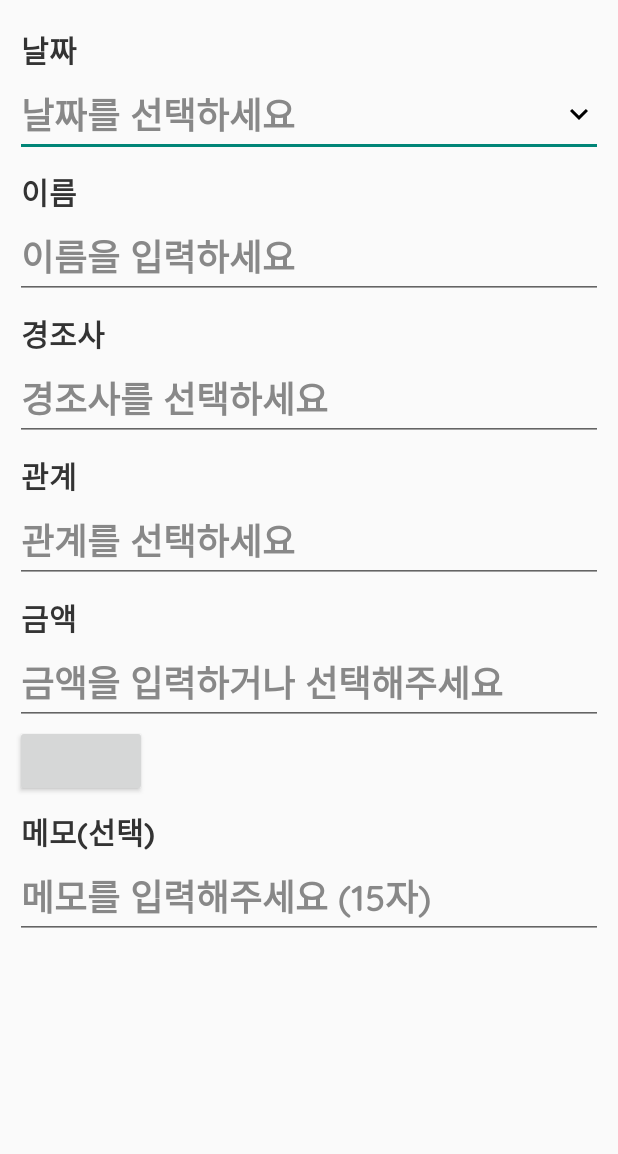
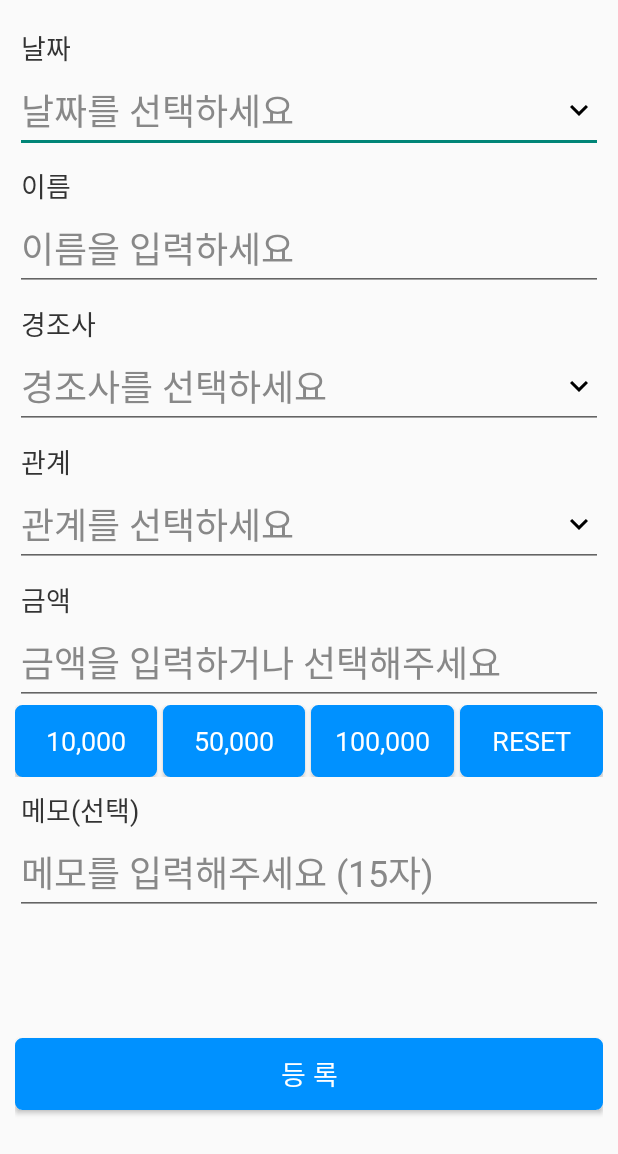
Before and after one commit to devmk1090/EventManager, an Android app: the layout activity_inout_rev.xml on its own in the app's theme, with its tools: preview values and no code run, on a phone screen of 412 x 824 dp. Shown: the top 1154 px of the screen. Run offline under Robolectric (Android 15) with nearby library versions, the phone set to English and light mode, and no system bars.

Commit message:
Change quicksand font to pretendard font and Modify layout

```diff
--- a/app/src/main/res/layout/activity_inout_rev.xml
+++ b/app/src/main/res/layout/activity_inout_rev.xml
@@ -26,9 +26,9 @@
             <TextView
                 android:paddingStart="4dp"
                 android:text="날짜"
-                android:textSize="20sp"
+                android:textSize="18sp"
                 android:textColor="@color/black_3"
-                android:fontFamily="@font/quicksand_bold"
+                android:fontFamily="@font/pretendard_bold"
                 android:layout_width="wrap_content"
                 android:layout_height="wrap_content"/>
             <EditText
@@ -36,7 +36,7 @@
                 android:hint="날짜를 선택하세요"
                 android:textSize="24sp"
                 android:textColorHint="@color/black_8"
-                android:fontFamily="@font/quicksand_semibold"
+                android:fontFamily="@font/pretendard_regular"
                 android:layout_width="match_parent"
                 android:layout_height="wrap_content"/>
         </LinearLayout>
@@ -53,16 +53,16 @@
             <TextView
                 android:paddingStart="4dp"
                 android:text="이름"
-                android:textSize="20sp"
+                android:textSize="18sp"
                 android:textColor="@color/black_3"
-                android:fontFamily="@font/quicksand_bold"
+                android:fontFamily="@font/pretendard_bold"
                 android:layout_width="wrap_content"
                 android:layout_height="wrap_content"/>
             <EditText
                 android:hint="이름을 입력하세요"
                 android:textSize="24sp"
                 android:textColorHint="@color/black_8"
-                android:fontFamily="@font/quicksand_semibold"
+                android:fontFamily="@font/pretendard_regular"
                 android:layout_width="match_parent"
                 android:layout_height="wrap_content"/>
         </LinearLayout>
@@ -79,16 +79,17 @@
             <TextView
                 android:paddingStart="4dp"
                 android:text="경조사"
-                android:textSize="20sp"
+                android:textSize="18sp"
                 android:textColor="@color/black_3"
-                android:fontFamily="@font/quicksand_bold"
+                android:fontFamily="@font/pretendard_bold"
                 android:layout_width="wrap_content"
                 android:layout_height="wrap_content"/>
             <EditText
                 android:hint="경조사를 선택하세요"
                 android:textSize="24sp"
                 android:textColorHint="@color/black_8"
-                android:fontFamily="@font/quicksand_semibold"
+                android:fontFamily="@font/pretendard_regular"
+                android:drawableEnd="@drawable/ic_baseline_keyboard_arrow_down_24"
                 android:layout_width="match_parent"
                 android:layout_height="wrap_content"/>
         </LinearLayout>
@@ -105,16 +106,17 @@
             <TextView
                 android:paddingStart="4dp"
                 android:text="관계"
-                android:textSize="20sp"
+                android:textSize="18sp"
                 android:textColor="@color/black_3"
-                android:fontFamily="@font/quicksand_bold"
+                android:fontFamily="@font/pretendard_bold"
                 android:layout_width="wrap_content"
                 android:layout_height="wrap_content"/>
             <EditText
                 android:hint="관계를 선택하세요"
                 android:textSize="24sp"
                 android:textColorHint="@color/black_8"
-                android:fontFamily="@font/quicksand_semibold"
+                android:fontFamily="@font/pretendard_regular"
+                android:drawableEnd="@drawable/ic_baseline_keyboard_arrow_down_24"
                 android:layout_width="match_parent"
                 android:layout_height="wrap_content"/>
         </LinearLayout>
@@ -131,16 +133,16 @@
             <TextView
                 android:paddingStart="4dp"
                 android:text="금액"
-                android:textSize="20sp"
+                android:textSize="18sp"
                 android:textColor="@color/black_3"
-                android:fontFamily="@font/quicksand_bold"
+                android:fontFamily="@font/pretendard_bold"
                 android:layout_width="wrap_content"
                 android:layout_height="wrap_content"/>
             <EditText
                 android:hint="금액을 입력하거나 선택해주세요"
                 android:textSize="24sp"
                 android:textColorHint="@color/black_8"
-                android:fontFamily="@font/quicksand_semibold"
+                android:fontFamily="@font/pretendard_regular"
                 android:layout_width="match_parent"
                 android:layout_height="wrap_content"/>
             <LinearLayout
@@ -148,12 +150,50 @@
                 android:layout_width="match_parent"
                 android:layout_height="wrap_content">
                 <Button
+                    android:layout_marginEnd="4dp"
+                    android:layout_weight="1"
+                    android:fontFamily="@font/pretendard_regular"
+                    android:text="10,000"
+                    android:textSize="18sp"
+                    android:textColor="@color/white"
+                    android:background="@drawable/custom_textview"
                     android:layout_width="wrap_content"
                     android:layout_height="wrap_content"/>
+                <Button
+                    android:layout_marginEnd="4dp"
+                    android:layout_weight="1"
+                    android:fontFamily="@font/pretendard_regular"
+                    android:text="50,000"
+                    android:textSize="18sp"
+                    android:textColor="@color/white"
+                    android:background="@drawable/custom_textview"
+                    android:layout_width="wrap_content"
+                    android:layout_height="wrap_content"/>
+                <Button
+                    android:layout_marginEnd="4dp"
+                    android:layout_weight="1"
+                    android:fontFamily="@font/pretendard_regular"
+                    android:text="100,000"
+                    android:textSize="18sp"
+                    android:textColor="@color/white"
+                    android:background="@drawable/custom_textview"
+                    android:layout_width="wrap_content"
+                    android:layout_height="wrap_content"/>
+                <Button
+                    android:layout_weight="1"
+                    android:fontFamily="@font/pretendard_regular"
+                    android:text="RESET"
+                    android:textSize="18sp"
+                    android:textColor="@color/white"
+                    android:background="@drawable/custom_textview"
+                    android:layout_width="wrap_content"
+                    android:layout_height="wrap_content"/>
+
             </LinearLayout>
         </LinearLayout>
 
         <LinearLayout
+            android:id="@+id/container_memo"
             android:layout_marginTop="8dp"
             app:layout_constraintTop_toBottomOf="@+id/container_money"
             app:layout_constraintStart_toStartOf="parent"
@@ -164,18 +204,33 @@
             <TextView
                 android:paddingStart="4dp"
                 android:text="메모(선택)"
-                android:textSize="20sp"
+                android:textSize="18sp"
                 android:textColor="@color/black_3"
-                android:fontFamily="@font/quicksand_bold"
+                android:fontFamily="@font/pretendard_bold"
                 android:layout_width="wrap_content"
                 android:layout_height="wrap_content"/>
             <EditText
                 android:hint="메모를 입력해주세요 (15자)"
                 android:textSize="24sp"
                 android:textColorHint="@color/black_8"
-                android:fontFamily="@font/quicksand_semibold"
+                android:fontFamily="@font/pretendard_regular"
                 android:layout_width="match_parent"
                 android:layout_height="wrap_content"/>
         </LinearLayout>
+
+        <Button
+            android:id="@+id/saveButton"
+            android:layout_marginTop="8dp"
+            android:fontFamily="@font/pretendard_bold"
+            android:textSize="18sp"
+            android:textColor="@color/white"
+            android:background="@drawable/custom_textview"
+            app:layout_constraintTop_toBottomOf="@+id/container_memo"
+            app:layout_constraintBottom_toBottomOf="parent"
+            app:layout_constraintStart_toStartOf="parent"
+            app:layout_constraintEnd_toEndOf="parent"
+            android:text="등 록"
+            android:layout_width="match_parent"
+            android:layout_height="wrap_content"/>
     </androidx.constraintlayout.widget.ConstraintLayout>
 </androidx.constraintlayout.widget.ConstraintLayout>
--- a/app/src/main/res/values/colors.xml
+++ b/app/src/main/res/values/colors.xml
@@ -5,6 +5,7 @@
     <color name="colorAccent">#D81B60</color>
     <color name="fab_color">#0091FF</color>
     <color name="tab_color">#4DB4FF</color>
+    <color name="white">#FFFFFF</color>
     <color name="black">#000000</color>
     <color name="black_1">#111111</color>
     <color name="black_2">#222222</color>
```
Also changed, not shown: app/src/main/res/font/pretendard_family.xml (added, +33 -0 lines), app/src/main/res/layout/asform_rev.xml (added, +22 -0 lines), app/src/main/res/font/quicksand_bold.ttf (deleted), app/src/main/res/font/quicksand_light.ttf (deleted), app/src/main/res/font/quicksand_medium.ttf (deleted), app/src/main/res/font/quicksand_regular.ttf (deleted), app/src/main/res/font/quicksand_semibold.ttf (deleted), 3 other files.
